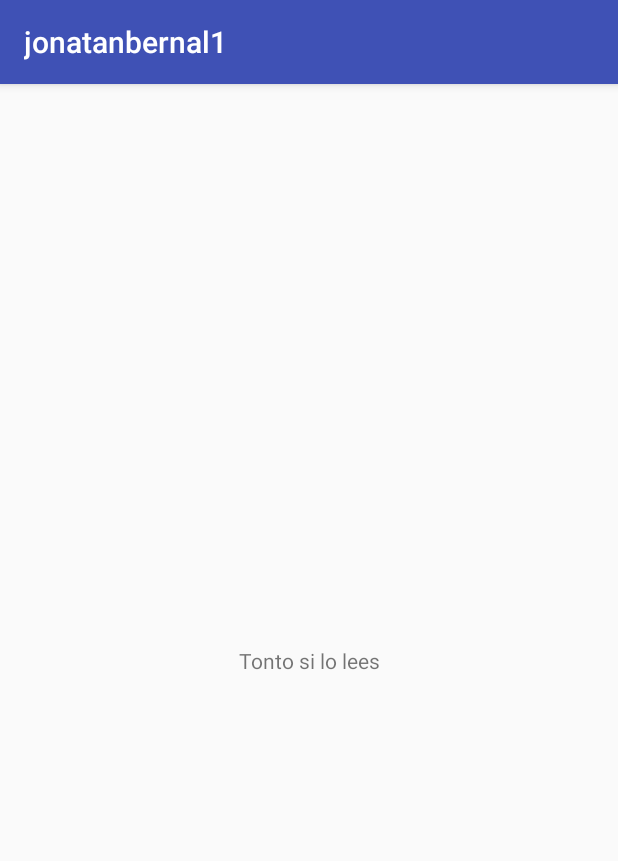
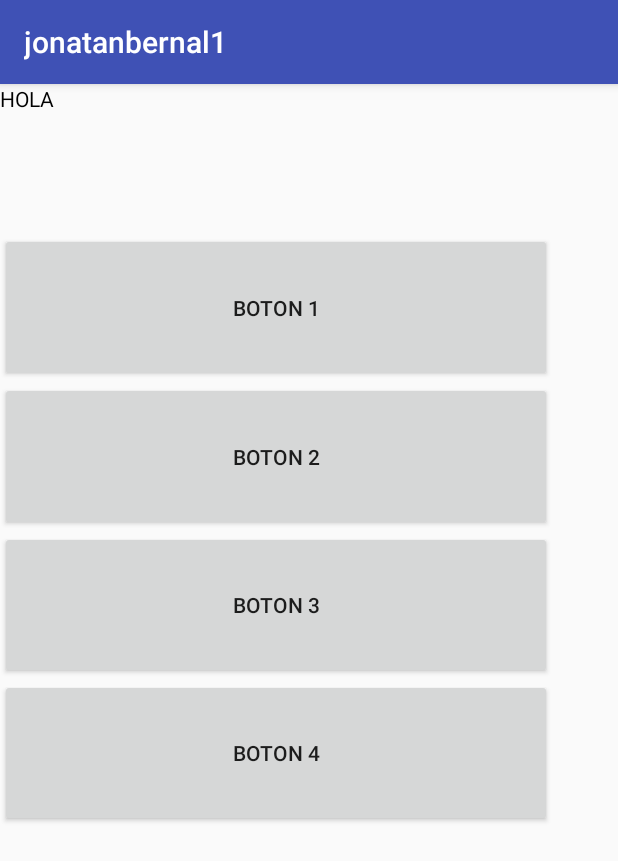
Before and after one commit to JonatanBernal/primerejercicio, an Android app: the screen it shows after launch (MainActivity), on a phone screen of 412 x 824 dp. Shown: the top 861 px of the screen. Run offline under Robolectric (Android 15) with nearby library versions, the phone set to English and light mode, and no system bars.

Commit message:
Comentario to flama

```diff
--- a/app/src/main/AndroidManifest.xml
+++ b/app/src/main/AndroidManifest.xml
@@ -16,6 +16,9 @@
                 <category android:name="android.intent.category.LAUNCHER" />
             </intent-filter>
         </activity>
+        <activity android:name=".Numero1" />
+        <activity android:name=".Numero3" />
+        <activity android:name=".bandera"></activity>
     </application>
 
 </manifest>
--- a/app/src/main/java/com/jonatan/jonatanbernal1/MainActivity.java
+++ b/app/src/main/java/com/jonatan/jonatanbernal1/MainActivity.java
@@ -3,26 +3,59 @@ package com.jonatan.jonatanbernal1;
 import android.support.v7.app.AppCompatActivity;
 import android.os.Bundle;
 import android.util.Log;
+import android.view.View;
+import android.widget.Button;
+import android.widget.TextView;
 
-public class MainActivity extends AppCompatActivity {
+public class MainActivity extends AppCompatActivity implements View.OnClickListener {
 
-    private int numero;
     private static final String TAG = "MainActivity";
+
+    Button buttonOne, buttonTwo, buttonThree;
+    TextView texto;
+
+    private void setText(String text) {
+        texto.setText(text);
+    }
 
     @Override
     protected void onCreate(Bundle savedInstanceState) {
         super.onCreate(savedInstanceState);
-        Log.v(TAG,"onCreate");
         setContentView(R.layout.activity_main);
-        numero = 0;
+        buttonOne = (Button) findViewById(R.id.button1);
+        buttonTwo = (Button) findViewById(R.id.button2);
+        buttonThree = (Button) findViewById(R.id.button3);
+
+        View.OnClickListener listener = new View.OnClickListener() {
+            @Override
+            public void onClick(View v) {
+                Log.v(TAG, "SOY EL BOTON 1 DESDE LA VARIABLE");
+            }
+        };
+        buttonOne.setOnClickListener(listener);
+        buttonOne.setOnClickListener(new View.OnClickListener() {
+            @Override
+            public void onClick(View v) {
+                Log.v(TAG, "SOY EL BOTON 1");
+                setText("SOY EL BOTON 1");
+            }
+        });
+
+        buttonTwo.setOnClickListener(this);
+        buttonThree.setOnClickListener(this);
+        texto = (TextView) findViewById(R.id.texto);
+        setText("HOLA");
 
     }
+
+
+
 
     @Override
     protected void onStart() {
         super.onStart();
         Log.v(TAG, "onStart");
-        numero = 1;
+
 
     }
 
@@ -30,6 +63,30 @@ public class MainActivity extends AppCompatActivity {
     protected void onDestroy() {
         super.onDestroy();
         Log.v(TAG, "onDestroy");
-        numero = 4;
+
+    }
+
+    @Override
+    public void onClick(View v) {
+        switch (v.getId()) {
+            case R.id.button1:
+                Log.v(TAG, "SOY EL BOTON 1 EN THIS");
+                break;
+            case R.id.button2:
+                Log.v(TAG, "SOY EL BOTON 2");
+                setText("SOY EL BOTON 2");
+                break;
+            case R.id.button3:
+                Log.v(TAG, "SOY EL BOTON 3");
+                setText("SOY EL BOTON 3");
+                break;
+        }
+
+    }
+
+    public void mehanhechoclick (View v) {
+        Log.v(TAG, "SOY EL BOTON 4");
+        setText("SOY EL BOTON 4");
+
     }
 }
--- a/app/src/main/res/layout/activity_main.xml
+++ b/app/src/main/res/layout/activity_main.xml
@@ -6,13 +6,51 @@
     android:layout_height="match_parent"
     tools:context="com.jonatan.jonatanbernal1.MainActivity">
 
-    <TextView
-        android:layout_width="wrap_content"
-        android:layout_height="wrap_content"
-        android:text="Tonto si lo lees"
-        app:layout_constraintBottom_toBottomOf="parent"
-        app:layout_constraintLeft_toLeftOf="parent"
-        app:layout_constraintRight_toRightOf="parent"
-        app:layout_constraintTop_toTopOf="parent" />
+    <LinearLayout
+        android:layout_width="368dp"
+        android:layout_height="495dp"
+        android:orientation="vertical">
+
+
+        <TextView
+            android:id="@+id/texto"
+            android:layout_width="match_parent"
+            android:layout_height="match_parent"
+            android:layout_weight="1"
+            android:ems="10"
+            android:inputType="textPersonName"
+            android:text="Soy solo un texto"
+            android:textColor="@android:color/black" />
+
+        <Button
+            android:id="@+id/button1"
+            android:layout_width="match_parent"
+            android:layout_height="match_parent"
+            android:layout_weight="1"
+            android:text="Boton 1" />
+
+        <Button
+            android:id="@+id/button2"
+            android:layout_width="match_parent"
+            android:layout_height="match_parent"
+            android:layout_weight="1"
+            android:text="Boton 2"
+            tools:layout_editor_absoluteX="0dp"
+            tools:layout_editor_absoluteY="136dp" />
+
+        <Button
+            android:id="@+id/button3"
+            android:layout_width="match_parent"
+            android:layout_height="match_parent"
+            android:layout_weight="1"
+            android:text="Boton 3" />
+        <Button
+            android:id="@+id/button4"
+            android:layout_width="match_parent"
+            android:layout_height="match_parent"
+            android:layout_weight="1"
+            android:onClick="mehanhechoclick"
+            android:text="Boton 4" />
+    </LinearLayout>
 
 </android.support.constraint.ConstraintLayout>
--- a/app/src/main/res/values/colors.xml
+++ b/app/src/main/res/values/colors.xml
@@ -2,5 +2,5 @@
 <resources>
     <color name="colorPrimary">#3F51B5</color>
     <color name="colorPrimaryDark">#303F9F</color>
-    <color name="colorAccent">#FF4081</color>
+    <color name="colorAccent">#ff4081</color>
 </resources>
--- a/app/src/main/res/values/strings.xml
+++ b/app/src/main/res/values/strings.xml
@@ -1,3 +1,5 @@
 <resources>
     <string name="app_name">jonatanbernal1</string>
+    <string name="textoActivity1">1</string>
+    <string name="textoActivity2">2</string>
 </resources>
```
Also changed, not shown: app/src/main/java/com/jonatan/jonatanbernal1/Numero1.java (added, +13 -0 lines), app/src/main/java/com/jonatan/jonatanbernal1/Numero3.java (added, +13 -0 lines), app/src/main/java/com/jonatan/jonatanbernal1/bandera.java (added, +13 -0 lines).
